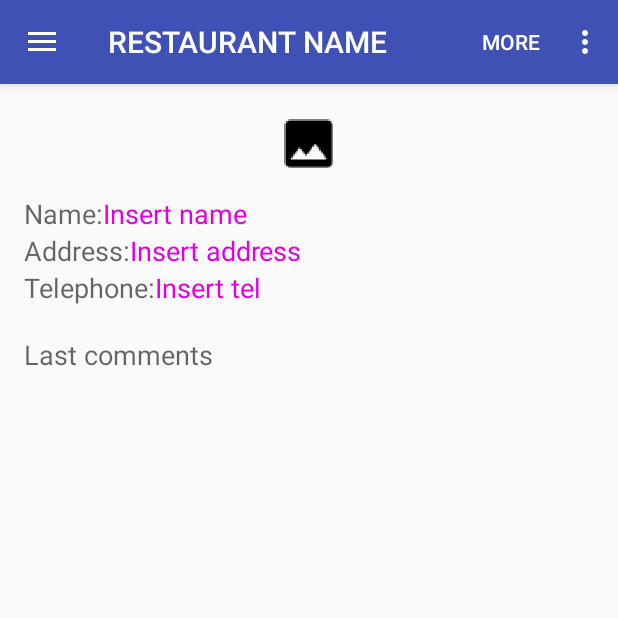
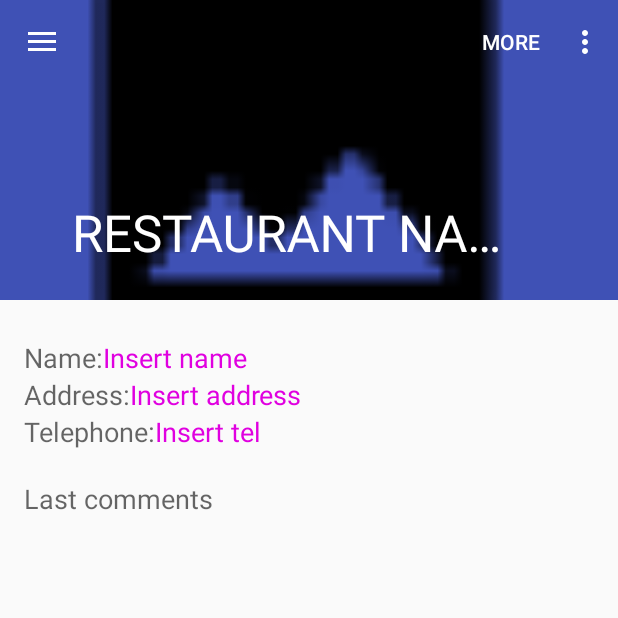
Before and after one commit to dalla92/RestaurantOwner, an Android app: the Restaurant_page screen opened directly, with no data from a screen before it, on a phone screen of 412 x 824 dp, the top half of it. Run offline under Robolectric (Android 15) with nearby library versions, the phone set to English and light mode, and no system bars.

Commit message:
Restaurant_page toolbar collapsible with image

```diff
--- a/app/build.gradle
+++ b/app/build.gradle
@@ -24,4 +24,6 @@ dependencies {
     testCompile 'junit:junit:4.12'
     compile 'com.android.support:appcompat-v7:23.2.1'
     compile 'com.android.support:design:23.2.1'
+    compile 'com.android.support:cardview-v7:23.2.1'
+    compile 'com.android.support:recyclerview-v7:23.2.1'
 }
--- a/app/src/main/res/layout/app_bar_restaurant_page.xml
+++ b/app/src/main/res/layout/app_bar_restaurant_page.xml
@@ -1,3 +1,5 @@
+<!--
+
 <?xml version="1.0" encoding="utf-8"?>
 <android.support.design.widget.CoordinatorLayout xmlns:android="http://schemas.android.com/apk/res/android"
     xmlns:app="http://schemas.android.com/apk/res-auto"
@@ -12,15 +14,91 @@
         android:layout_height="wrap_content"
         android:theme="@style/AppTheme.AppBarOverlay">
 
-        <android.support.v7.widget.Toolbar
-            android:id="@+id/toolbar"
+        <android.support.design.widget.CollapsingToolbarLayout
             android:layout_width="match_parent"
-            android:layout_height="?attr/actionBarSize"
-            android:background="?attr/colorPrimary"
-            app:popupTheme="@style/AppTheme.PopupOverlay" />
+            android:layout_height="match_parent"
+            android:title="@string/restaurant_name"
+            app:layout_scrollFlags="scroll|exitUntilCollapsed">
+
+            <ImageView
+                android:layout_width="match_parent"
+                android:layout_height="wrap_content"
+                android:src="@mipmap/image_preview_black"
+                android:scaleType="centerCrop"
+                android:fitsSystemWindows="true"
+                app:layout_collapseMode="pin"
+                android:id="@+id/image_to_enlarge" />
+
+
+            <android.support.v7.widget.Toolbar
+                android:id="@+id/toolbar"
+                android:layout_width="match_parent"
+                android:layout_height="?attr/actionBarSize"
+                android:background="?attr/colorPrimary"
+                app:popupTheme="@style/AppTheme.PopupOverlay"
+                app:layout_collapseMode="parallax"
+                />
+
+        </android.support.design.widget.CollapsingToolbarLayout>
 
     </android.support.design.widget.AppBarLayout>
 
     <include layout="@layout/content_restaurant_page" />
 
 </android.support.design.widget.CoordinatorLayout>
+
+-->
+
+<android.support.design.widget.CoordinatorLayout xmlns:android="http://schemas.android.com/apk/res/android"
+    xmlns:app="http://schemas.android.com/apk/res-auto"
+    android:id="@+id/main_content"
+    android:layout_width="match_parent"
+    android:layout_height="match_parent"
+    android:fitsSystemWindows="true">
+
+    <android.support.design.widget.AppBarLayout
+        android:id="@+id/appbar"
+        android:layout_width="match_parent"
+        android:layout_height="wrap_content"
+        android:theme="@style/ThemeOverlay.AppCompat.Dark.ActionBar"
+        android:fitsSystemWindows="true">
+
+        <android.support.design.widget.CollapsingToolbarLayout
+            android:id="@+id/collapsing_toolbar"
+            android:title="@string/restaurant_name"
+            android:layout_width="match_parent"
+            android:layout_height="match_parent"
+            android:fitsSystemWindows="true"
+            app:contentScrim="?attr/colorPrimary"
+            app:expandedTitleMarginEnd="64dp"
+            app:expandedTitleMarginStart="48dp"
+            app:layout_scrollFlags="scroll|exitUntilCollapsed">
+
+            <ImageView
+                android:src="@mipmap/image_preview_black"
+                android:id="@+id/image_to_enlarge"
+                app:layout_scrollFlags="scroll|enterAlways|enterAlwaysCollapsed"
+                android:layout_width="wrap_content"
+                android:layout_height="wrap_content"
+                android:scaleType="centerCrop"
+                app:layout_collapseMode="parallax"
+                android:minHeight="200dp"
+                android:maxHeight="500dp"
+                android:maxWidth="400dp"
+                android:minWidth="400dp" />
+
+            <android.support.v7.widget.Toolbar
+                android:id="@+id/toolbar"
+                android:layout_width="match_parent"
+                android:layout_height="?attr/actionBarSize"
+                app:layout_scrollFlags="scroll|enterAlways"
+                app:popupTheme="@style/ThemeOverlay.AppCompat.Light"
+                app:layout_collapseMode="pin" />
+
+        </android.support.design.widget.CollapsingToolbarLayout>
+
+    </android.support.design.widget.AppBarLayout>
+
+    <include layout="@layout/content_restaurant_page" />
+
+</android.support.design.widget.CoordinatorLayout>
--- a/app/src/main/res/layout/content_restaurant_page.xml
+++ b/app/src/main/res/layout/content_restaurant_page.xml
@@ -18,13 +18,6 @@
     android:orientation="vertical"
     android:layout_width="match_parent"
     android:layout_height="match_parent">
-
-
-        <ImageView
-            android:layout_width="match_parent"
-            android:layout_height="wrap_content"
-            android:src="@mipmap/image_preview_black"
-            android:id="@+id/image_to_enlarge" />
 
         <RelativeLayout
             android:layout_width="match_parent"
```
